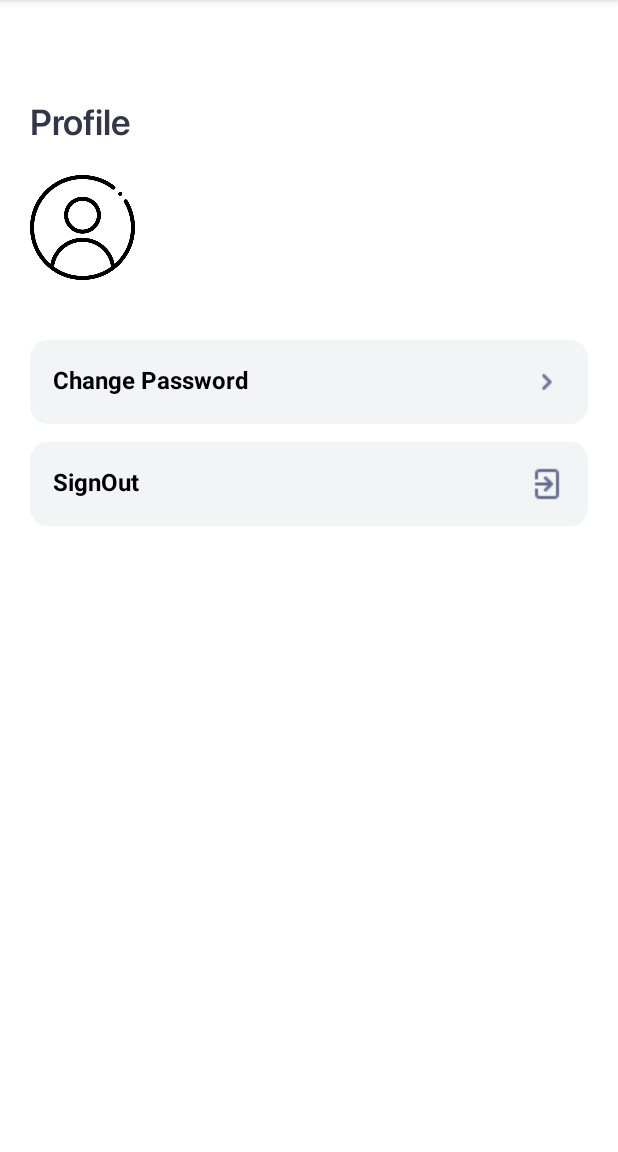
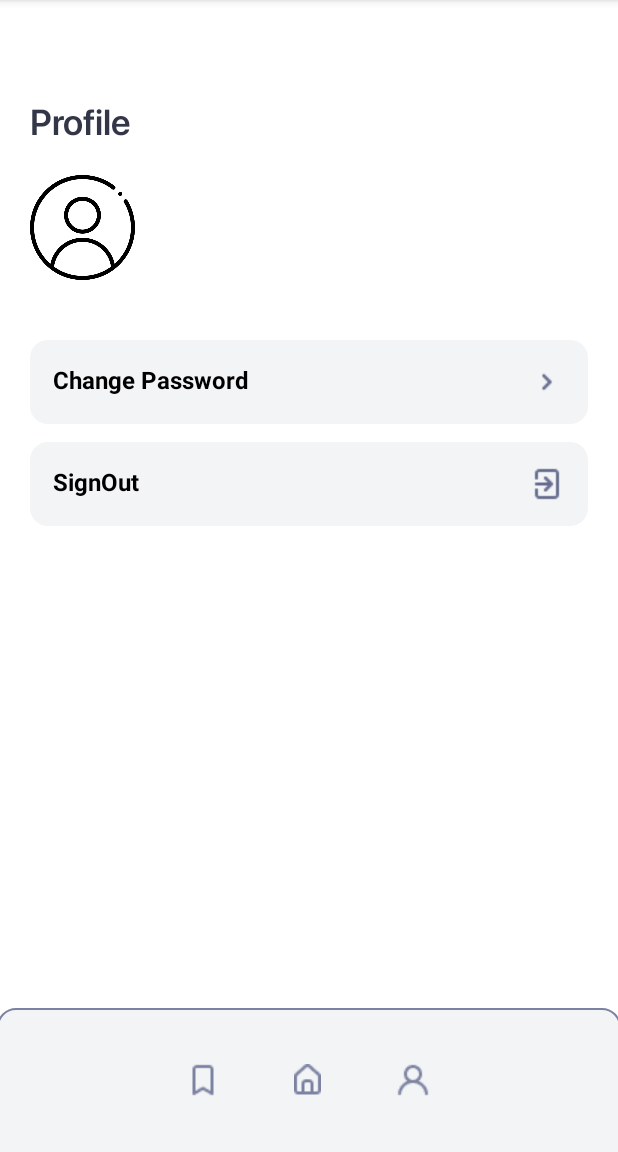
Before and after one commit to ARROG4NZ/tugas_akhir_pam, an Android app: the setting screen opened directly, with no data from a screen before it, on a phone screen of 412 x 824 dp, the part 84-1236 px from its top. Run offline under Robolectric (Android 15) with nearby library versions, the phone set to English and light mode, and no system bars; our stand-ins replace Firebase (no records; nobody signed in at launch, a user with empty details on screens opened directly).

Commit message:
menambahkan bookmark dan menyeting routing di bagian bawah aplikasi

```diff
--- a/app/build.gradle
+++ b/app/build.gradle
@@ -33,6 +33,9 @@ android {
 
 dependencies {
 
+    implementation 'com.github.bumptech.glide:glide:4.12.0'
+    implementation 'com.google.firebase:firebase-storage:20.0.1'
+    annotationProcessor 'com.github.bumptech.glide:compiler:4.12.0'
     implementation 'androidx.appcompat:appcompat:1.4.1'
     implementation 'com.google.android.material:material:1.6.0'
     implementation 'androidx.constraintlayout:constraintlayout:2.1.3'
--- a/app/src/main/AndroidManifest.xml
+++ b/app/src/main/AndroidManifest.xml
@@ -4,6 +4,9 @@
 
     <uses-permission android:name="android.permission.ACCESS_NETWORK_STATE" />
     <uses-permission android:name="android.permission.INTERNET" />
+    <uses-permission android:name="android.permission.READ_EXTERNAL_STORAGE" />
+    <uses-permission android:name="android.permission.WRITE_EXTERNAL_STORAGE" />
+    <uses-permission android:name="android.permission.CAMERA" />
 
     <application
         android:allowBackup="true"
@@ -12,6 +15,9 @@
         android:roundIcon="@mipmap/ic_launcher_round"
         android:supportsRtl="true"
         android:theme="@style/Theme.Tugas_akhir_pam">
+        <activity
+            android:name=".bookmark"
+            android:exported="false" />
         <activity
             android:name=".setting"
             android:exported="false" />
--- a/app/src/main/res/layout/activity_setting.xml
+++ b/app/src/main/res/layout/activity_setting.xml
@@ -198,6 +198,7 @@
                 android:background="@drawable/button_login_bg"
                 android:fontFamily="@font/sfpro"
                 android:text="Change Password"
+                android:onClick="changepass"
                 app:layout_constraintBottom_toBottomOf="parent"
                 app:layout_constraintTop_toBottomOf="@+id/linearLayout3"
                 tools:layout_editor_absoluteX="16dp" />
@@ -205,6 +206,41 @@
 
     </androidx.constraintlayout.widget.ConstraintLayout>
 
+    <LinearLayout
+        android:layout_width="match_parent"
+        android:layout_height="96dp"
+        android:orientation="horizontal"
+        app:layout_constraintBottom_toBottomOf="parent"
+        app:layout_constraintEnd_toEndOf="parent"
+        app:layout_constraintStart_toStartOf="parent"
+        android:paddingLeft="110dp"
+        android:background="@drawable/bottom_bg">
+    <ImageButton
+        android:layout_width="50dp"
+        android:layout_height="50dp"
+        android:layout_gravity="center_vertical"
+        android:src="@drawable/bookmark_icon"
+        android:background="@color/grey_light"
+        android:onClick="bookmark"/>
+
+    <ImageButton
+        android:layout_marginLeft="20dp"
+        android:layout_marginRight="20dp"
+        android:layout_width="50dp"
+        android:layout_height="50dp"
+        android:src="@drawable/home"
+        android:layout_gravity="center_vertical"
+        android:background="@color/grey_light"
+        android:onClick="home"/>
+
+    <ImageButton
+        android:layout_width="50dp"
+        android:layout_height="50dp"
+        android:layout_gravity="center_vertical"
+        android:src="@drawable/user"
+        android:background="@color/grey_light"
+        android:onClick="setting"/>
+    </LinearLayout>
 
 
 </androidx.constraintlayout.widget.ConstraintLayout>
```
Also changed, not shown: app/src/main/java/com/example/tugas_akhir_pam/CRUD.java (+98 -2 lines), app/src/main/java/com/example/tugas_akhir_pam/bookmark.java (added, +32 -0 lines), app/src/main/java/com/example/tugas_akhir_pam/homebase.java (+17 -0 lines), app/src/main/java/com/example/tugas_akhir_pam/setting.java (+43 -1 lines), app/src/main/res/layout/activity_bookmark.xml (added, +46 -0 lines), app/src/main/res/layout/activity_crud.xml (+24 -1 lines), app/src/main/res/layout/activity_homebase.xml (+6 -6 lines).
